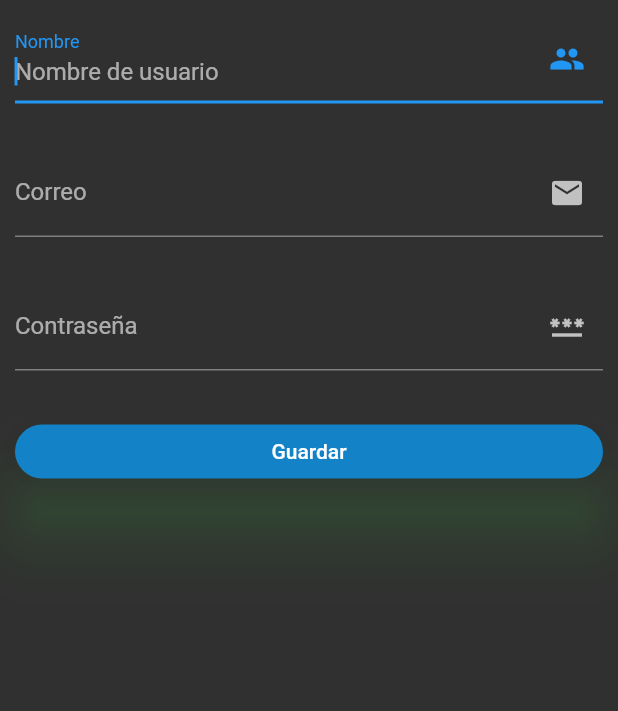
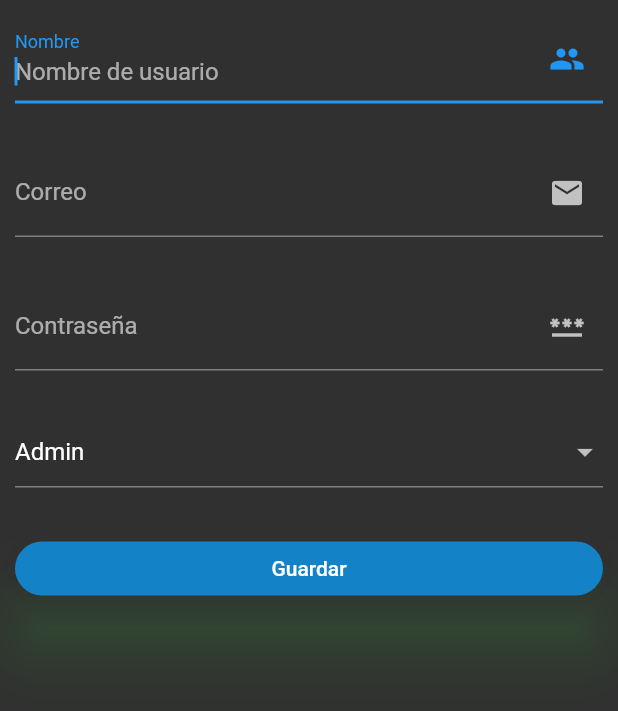
Before and after one commit to gabriel12QK/primer_app_flutter, a Flutter app: the InputsScreen screen opened by its route, on a phone screen of 412 x 824 dp, the part 84-795 px from its top. Run offline on Flutter 3.47's test engine with Material 2 defaults, Android fonts, the phone set to English and light mode, and no system bars.

```diff
--- a/lib/router/app_routes.dart
+++ b/lib/router/app_routes.dart
@@ -39,11 +39,16 @@ class AppRoutes {
         name: 'Animated',
         screen: AnimatedScreen(),
         icon: Icons.play_circle_outline_outlined),
-        MenuOption(
+    MenuOption(
         route: 'Forms',
         name: 'Forms',
         screen: InputsScreen(),
-        icon: Icons.text_format_sharp)
+        icon: Icons.text_format_sharp),
+    MenuOption(
+        route: 'Slider',
+        name: 'Slider',
+        screen: slideScreen(),
+        icon: Icons.sledding),
   ];
 
   static Map<String, Widget Function(BuildContext)> getAppRoutes() {
--- a/lib/screens/inputs_screens.dart
+++ b/lib/screens/inputs_screens.dart
@@ -10,7 +10,8 @@ class InputsScreen extends StatelessWidget {
     final Map<String, String> formValues = {
       'Nombre': 'gabriel',
       'correo': 'gabriel@gmail.com',
-      'contraseña': '12345678'
+      'contraseña': '12345678',
+      'role': 'Admin'
     };
 
     return Scaffold(
@@ -58,6 +59,30 @@ class InputsScreen extends StatelessWidget {
                 SizedBox(
                   height: 30,
                 ),
+                DropdownButtonFormField<dynamic>(
+                  value: 'Admin',
+                  items: const [
+                    DropdownMenuItem(
+                      value: 'Admin',
+                      child: Text('Admin'),
+                    ),
+                    DropdownMenuItem(
+                      value: 'Usuario',
+                      child: Text('Usuario'),
+                    ),
+                    DropdownMenuItem(
+                      value: 'Developer',
+                      child: Text('Developer'),
+                    ),
+                  ],
+                  onChanged: (value) {
+                    print(value);
+                    formValues['role'] = value ?? 'Admin';
+                  },
+                ),
+                SizedBox(
+                  height: 30,
+                ),
                 ElevatedButton(
                     onPressed: () {
                       FocusScope.of(context).requestFocus(
--- a/lib/screens/screens.dart
+++ b/lib/screens/screens.dart
@@ -1,4 +1,5 @@
 
+export 'package:listview/screens/slide_screen.dart';
 export 'package:listview/screens/avatar_screen.dart';
 export 'package:listview/screens/avatar_screen.dart';
 export 'package:listview/screens/listview1.dart';
```
Also changed, not shown: lib/screens/slide_screen.dart (added, +43 -0 lines).
